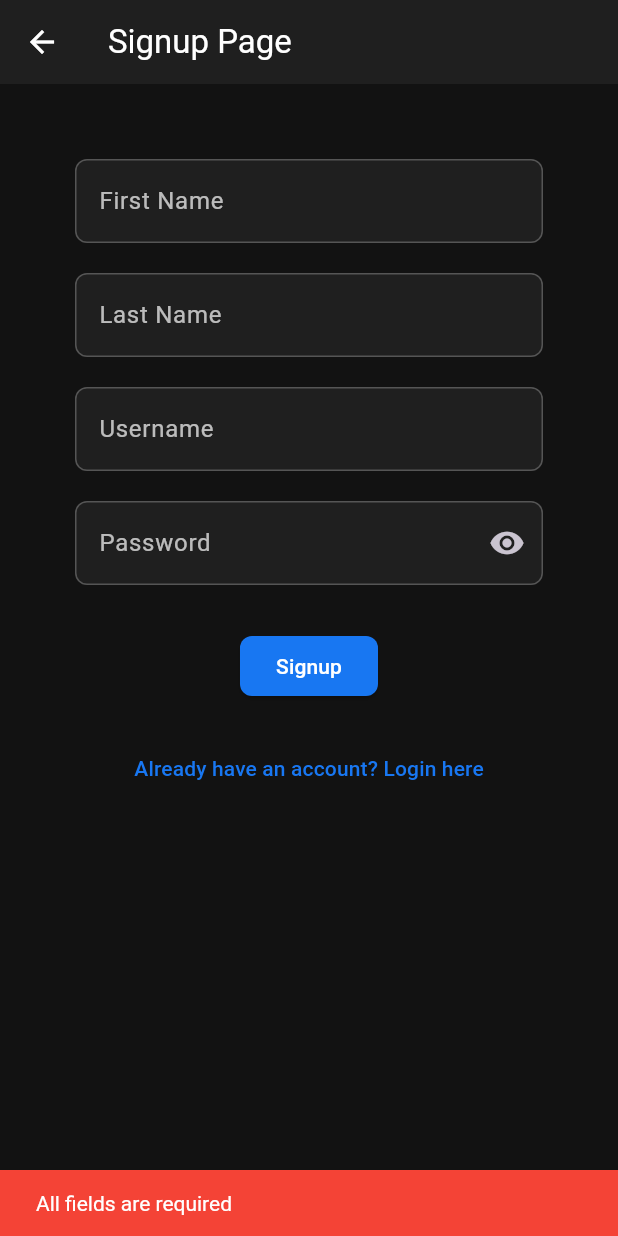
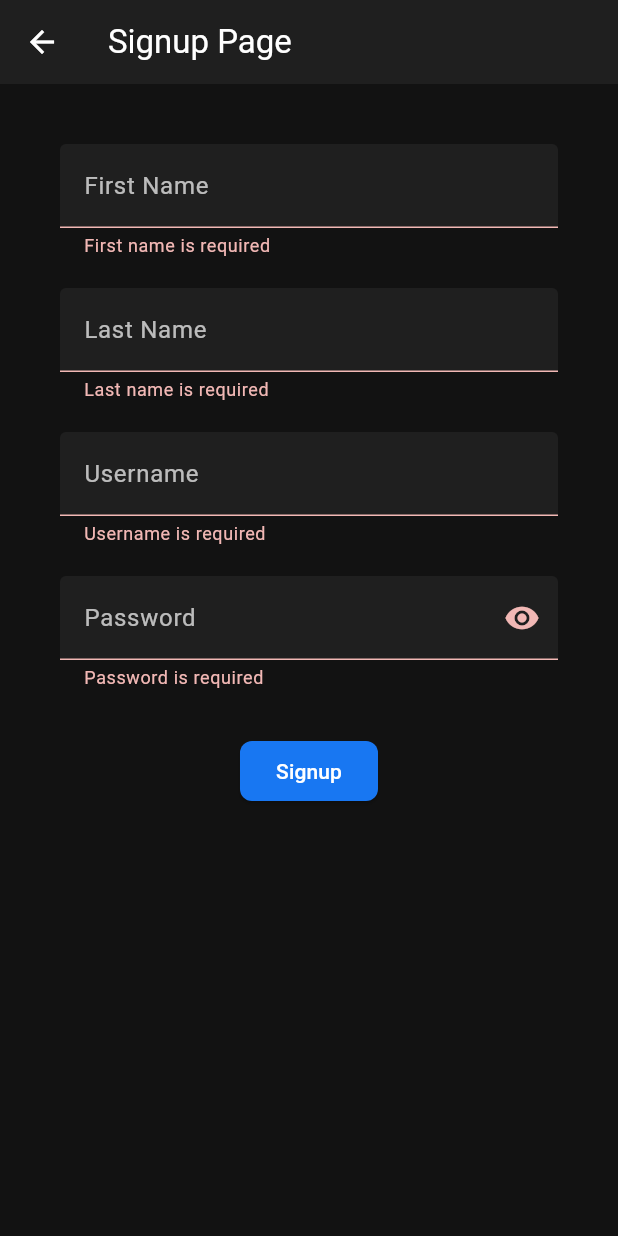
Before and after one commit to JObillo/music_app_with_login, a Flutter app: the SignupPage screen opened by its route, after a tap on "Signup", on a phone screen of 412 x 824 dp. Run offline on Flutter 3.47's test engine with Material 3 defaults, Android fonts, the phone set to English and light mode, and no system bars; our stand-ins replace audioplayers, cloud_firestore, device_preview, firebase_core; missing offline and left inert: bcrypt; accounts and stored records are empty.

Commit message:
fix signup validation

```diff
--- a/lib/signup.dart
+++ b/lib/signup.dart
@@ -15,73 +15,137 @@
   final usernameController = TextEditingController();
   final passwordController = TextEditingController();
 
-  final FocusNode firstnameFocus = FocusNode();
-  final FocusNode lastnameFocus = FocusNode();
-  final FocusNode usernameFocus = FocusNode();
-  final FocusNode passwordFocus = FocusNode();
+  final firstnameFocus = FocusNode();
+  final lastnameFocus = FocusNode();
+  final usernameFocus = FocusNode();
+  final passwordFocus = FocusNode();
+
+  String? firstnameError;
+  String? lastnameError;
+  String? usernameError;
+  String? passwordError;
 
   bool _isLoading = false;
   bool _obscurePassword = true;
 
-  void hideKeyboard() => FocusScope.of(context).unfocus();
+  final nameRegex = RegExp(r'^[a-zA-Z]+$');
+  final usernameRegex = RegExp(r'^[a-zA-Z0-9_]+$');
+
+  @override
+  void initState() {
+    super.initState();
+
+    firstnameFocus.addListener(() {
+      if (!firstnameFocus.hasFocus) {
+        validateFirstname();
+      }
+    });
+
+    lastnameFocus.addListener(() {
+      if (!lastnameFocus.hasFocus) {
+        validateLastname();
+      }
+    });
+
+    usernameFocus.addListener(() {
+      if (!usernameFocus.hasFocus) {
+        validateUsername();
+      }
+    });
+
+    passwordFocus.addListener(() {
+      if (!passwordFocus.hasFocus) {
+        validatePassword();
+      }
+    });
+  }
+
+  void validateFirstname() {
+    final value = firstnameController.text.trim();
+    if (value.isEmpty) {
+      firstnameError = "First name is required";
+    } else if (!nameRegex.hasMatch(value)) {
+      firstnameError = "Letters only";
+    } else {
+      firstnameError = null;
+    }
+    setState(() {});
+  }
+
+  void validateLastname() {
+    final value = lastnameController.text.trim();
+    if (value.isEmpty) {
+      lastnameError = "Last name is required";
+    } else if (!nameRegex.hasMatch(value)) {
+      lastnameError = "Letters only";
+    } else {
+      lastnameError = null;
+    }
+    setState(() {});
+  }
+
+  void validateUsername() {
+    final value = usernameController.text.trim();
+    if (value.isEmpty) {
+      usernameError = "Username is required";
+    } else if (!usernameRegex.hasMatch(value)) {
+      usernameError = "Only letters, numbers, and underscore (_) allowed";
+    } else if (value.length < 4) {
+      usernameError = "At least 4 characters required";
+    } else {
+      usernameError = null;
+    }
+    setState(() {});
+  }
+
+  void validatePassword() {
+    final value = passwordController.text.trim();
+    if (value.isEmpty) {
+      passwordError = "Password is required";
+    } else if (value.length < 6) {
+      passwordError = "At least 6 characters required";
+    } else {
+      passwordError = null;
+    }
+    setState(() {});
+  }
 
   Future<void> signUp() async {
-    final firstname = firstnameController.text.trim();
-    final lastname = lastnameController.text.trim();
-    final username = usernameController.text.trim();
-    final password = passwordController.text.trim();
+    validateFirstname();
+    validateLastname();
+    validateUsername();
+    validatePassword();
 
-    final nameRegex = RegExp(r'^[a-zA-Z]+$');
-
-    // 🔴 Empty fields validation
-    if (firstname.isEmpty ||
-        lastname.isEmpty ||
-        username.isEmpty ||
-        password.isEmpty) {
-      _showError("All fields are required");
-      return;
-    }
-
-    // 🔴 Name validations (no numbers)
-    if (!nameRegex.hasMatch(firstname)) {
-      _showError("First name must contain letters only");
-      return;
-    }
-
-    if (!nameRegex.hasMatch(lastname)) {
-      _showError("Last name must contain letters only");
-      return;
-    }
-
-    if (!nameRegex.hasMatch(username)) {
-      _showError("Username must contain letters only");
-      return;
-    }
-
-    // 🔴 Password validation
-    if (password.length < 9) {
-      _showError("Password must be at least 9 characters long");
+    if (firstnameError != null ||
+        lastnameError != null ||
+        usernameError != null ||
+        passwordError != null) {
       return;
     }
 
     setState(() => _isLoading = true);
 
     try {
+      final username = usernameController.text.trim();
+
       final docRef = FirebaseFirestore.instance
           .collection('users')
           .doc(username);
 
       final doc = await docRef.get();
       if (doc.exists) {
-        throw "Username already exists";
+        _showError("Username already exists");
+        return;
       }
 
-      // 🔒 Hash password
-      final hashedPassword = BCrypt.hashpw(password, BCrypt.gensalt());
+      final hashedPassword = BCrypt.hashpw(
+        passwordController.text.trim(),
+        BCrypt.gensalt(),
+      );
 
       await docRef.set({
-        'firstname': firstname,
-        'lastname': lastname,
+        'firstname': firstnameController.text.trim(),
+        'lastname': lastnameController.text.trim(),
         'username': username,
         'password': hashedPassword,
       });
@@ -100,7 +164,6 @@
         Navigator.pushReplacementNamed(context, '/login');
       });
     } catch (e) {
-      if (!mounted) return;
       _showError(e.toString());
     } finally {
       if (mounted) setState(() => _isLoading = false);
@@ -124,7 +187,6 @@
     lastnameFocus.dispose();
     usernameFocus.dispose();
     passwordFocus.dispose();
-
     super.dispose();
   }
 
@@ -132,14 +194,9 @@
   Widget build(BuildContext context) {
     return Scaffold(
       appBar: AppBar(title: const Text("Signup Page")),
-      body: GestureDetector(
-        onTap: hideKeyboard,
-        behavior: HitTestBehavior.opaque,
-        child: SingleChildScrollView(
-          child: Padding(
-            padding: const EdgeInsets.all(50),
+      body: SingleChildScrollView(
+        padding: const EdgeInsets.all(40),
         child: Column(
-              mainAxisAlignment: MainAxisAlignment.center,
           children: [
             TextField(
               controller: firstnameController,
@@ -147,8 +204,10 @@
               textInputAction: TextInputAction.next,
               onSubmitted: (_) =>
                   FocusScope.of(context).requestFocus(lastnameFocus),
-                  style: const TextStyle(color: Colors.white),
-                  decoration: const InputDecoration(labelText: "First Name"),
+              decoration: InputDecoration(
+                labelText: "First Name",
+                errorText: firstnameError,
+              ),
             ),
             const SizedBox(height: 20),
             TextField(
@@ -157,8 +216,10 @@
               textInputAction: TextInputAction.next,
               onSubmitted: (_) =>
                   FocusScope.of(context).requestFocus(usernameFocus),
-                  style: const TextStyle(color: Colors.white),
-                  decoration: const InputDecoration(labelText: "Last Name"),
+              decoration: InputDecoration(
+                labelText: "Last Name",
+                errorText: lastnameError,
+              ),
             ),
             const SizedBox(height: 20),
             TextField(
@@ -167,8 +228,10 @@
               textInputAction: TextInputAction.next,
               onSubmitted: (_) =>
                   FocusScope.of(context).requestFocus(passwordFocus),
-                  style: const TextStyle(color: Colors.white),
-                  decoration: const InputDecoration(labelText: "Username"),
+              decoration: InputDecoration(
+                labelText: "Username",
+                errorText: usernameError,
+              ),
             ),
             const SizedBox(height: 20),
             TextField(
@@ -177,14 +240,12 @@
               textInputAction: TextInputAction.done,
               obscureText: _obscurePassword,
               onSubmitted: (_) => signUp(),
-                  style: const TextStyle(color: Colors.white),
               decoration: InputDecoration(
                 labelText: "Password",
+                errorText: passwordError,
                 suffixIcon: IconButton(
                   icon: Icon(
-                        _obscurePassword
-                            ? Icons.visibility
-                            : Icons.visibility_off,
+                    _obscurePassword ? Icons.visibility : Icons.visibility_off,
                   ),
                   onPressed: () {
                     setState(() {
@@ -198,18 +259,10 @@
             ElevatedButton(
               onPressed: _isLoading ? null : signUp,
               child: _isLoading
-                      ? const CircularProgressIndicator(color: Colors.white)
+                  ? const CircularProgressIndicator()
                   : const Text("Signup"),
             ),
-                const SizedBox(height: 20),
-                TextButton(
-                  onPressed: () =>
-                      Navigator.pushReplacementNamed(context, '/login'),
-                  child: const Text("Already have an account? Login here"),
-                ),
           ],
-            ),
-          ),
         ),
       ),
     );
```
Lines whose indentation alone changed are shown as unchanged.
